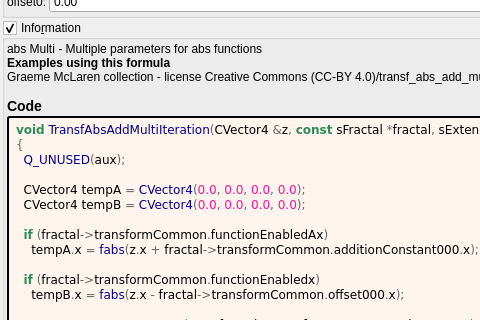
This is mandelbulber2/formula/ui/transf_abs_add_multi.ui in buddhi1980/mandelbulber2 as Qt 5 draws it before an edit; both pictures show x 0 to 480 and y 409 to 729 of the 832 by 1128 pixel window. The edited form follows.
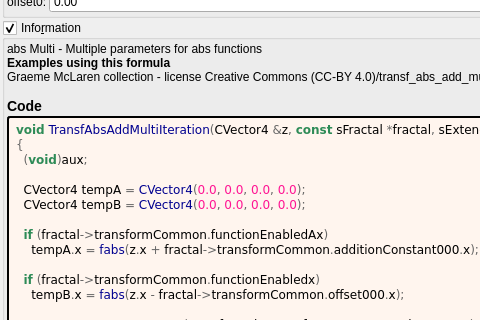
This is the edited form. Custom widgets are drawn as their Qt base class.

```diff
--- a/mandelbulber2/formula/ui/transf_abs_add_multi.ui
+++ b/mandelbulber2/formula/ui/transf_abs_add_multi.ui
@@ -700,7 +700,7 @@
          <string notr="true">&lt;body style=&quot;background-color:#fff5ee&quot;&gt;
 &lt;pre style=&quot;color:#000000; background-color:#fff5ee;  font-family:&#039;Courier New&#039;,monospace;white-space: pre-wrap;&quot;&gt;&lt;span style=&quot;color:#2e8b57; font-weight:bold&quot;&gt;void&lt;/span&gt; &lt;span style=&quot;color:#00008f&quot;&gt;TransfAbsAddMultiIteration&lt;/span&gt;&lt;span style=&quot;color:#676767&quot;&gt;(&lt;/span&gt;CVector4 &lt;span style=&quot;color:#676767&quot;&gt;&amp;amp;&lt;/span&gt;z&lt;span style=&quot;color:#676767&quot;&gt;,&lt;/span&gt; &lt;span style=&quot;color:#2e8b57; font-weight:bold&quot;&gt;const&lt;/span&gt; sFractal &lt;span style=&quot;color:#676767&quot;&gt;*&lt;/span&gt;fractal&lt;span style=&quot;color:#676767&quot;&gt;,&lt;/span&gt; sExtendedAux &lt;span style=&quot;color:#676767&quot;&gt;&amp;amp;&lt;/span&gt;aux&lt;span style=&quot;color:#676767&quot;&gt;)&lt;/span&gt;
 &lt;span style=&quot;color:#676767&quot;&gt;{&lt;/span&gt;
-  &lt;span style=&quot;color:#00008f&quot;&gt;Q_UNUSED&lt;/span&gt;&lt;span style=&quot;color:#676767&quot;&gt;(&lt;/span&gt;aux&lt;span style=&quot;color:#676767&quot;&gt;);&lt;/span&gt;
+  &lt;span style=&quot;color:#676767&quot;&gt;(&lt;/span&gt;&lt;span style=&quot;color:#2e8b57; font-weight:bold&quot;&gt;void&lt;/span&gt;&lt;span style=&quot;color:#676767&quot;&gt;)&lt;/span&gt;aux&lt;span style=&quot;color:#676767&quot;&gt;;&lt;/span&gt;
 
   CVector4 tempA &lt;span style=&quot;color:#676767&quot;&gt;=&lt;/span&gt; &lt;span style=&quot;color:#00008f&quot;&gt;CVector4&lt;/span&gt;&lt;span style=&quot;color:#676767&quot;&gt;(&lt;/span&gt;&lt;span style=&quot;color:#ff1493&quot;&gt;0.0&lt;/span&gt;&lt;span style=&quot;color:#676767&quot;&gt;,&lt;/span&gt; &lt;span style=&quot;color:#ff1493&quot;&gt;0.0&lt;/span&gt;&lt;span style=&quot;color:#676767&quot;&gt;,&lt;/span&gt; &lt;span style=&quot;color:#ff1493&quot;&gt;0.0&lt;/span&gt;&lt;span style=&quot;color:#676767&quot;&gt;,&lt;/span&gt; &lt;span style=&quot;color:#ff1493&quot;&gt;0.0&lt;/span&gt;&lt;span style=&quot;color:#676767&quot;&gt;);&lt;/span&gt;
   CVector4 tempB &lt;span style=&quot;color:#676767&quot;&gt;=&lt;/span&gt; &lt;span style=&quot;color:#00008f&quot;&gt;CVector4&lt;/span&gt;&lt;span style=&quot;color:#676767&quot;&gt;(&lt;/span&gt;&lt;span style=&quot;color:#ff1493&quot;&gt;0.0&lt;/span&gt;&lt;span style=&quot;color:#676767&quot;&gt;,&lt;/span&gt; &lt;span style=&quot;color:#ff1493&quot;&gt;0.0&lt;/span&gt;&lt;span style=&quot;color:#676767&quot;&gt;,&lt;/span&gt; &lt;span style=&quot;color:#ff1493&quot;&gt;0.0&lt;/span&gt;&lt;span style=&quot;color:#676767&quot;&gt;,&lt;/span&gt; &lt;span style=&quot;color:#ff1493&quot;&gt;0.0&lt;/span&gt;&lt;span style=&quot;color:#676767&quot;&gt;);&lt;/span&gt;
```
